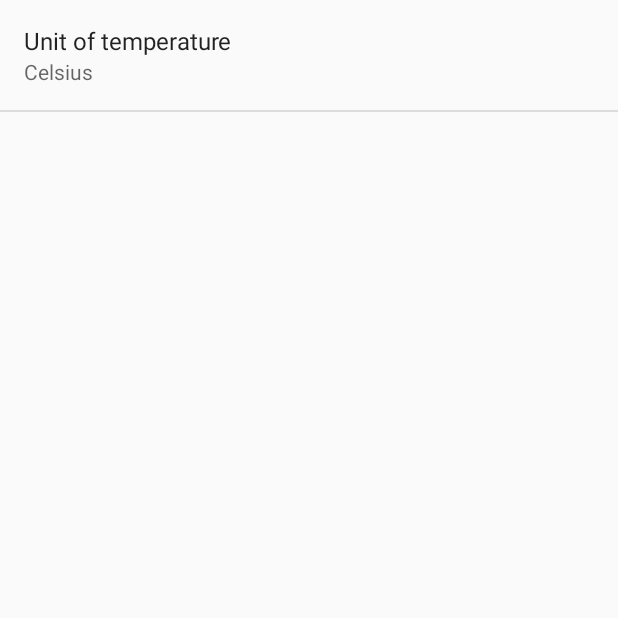
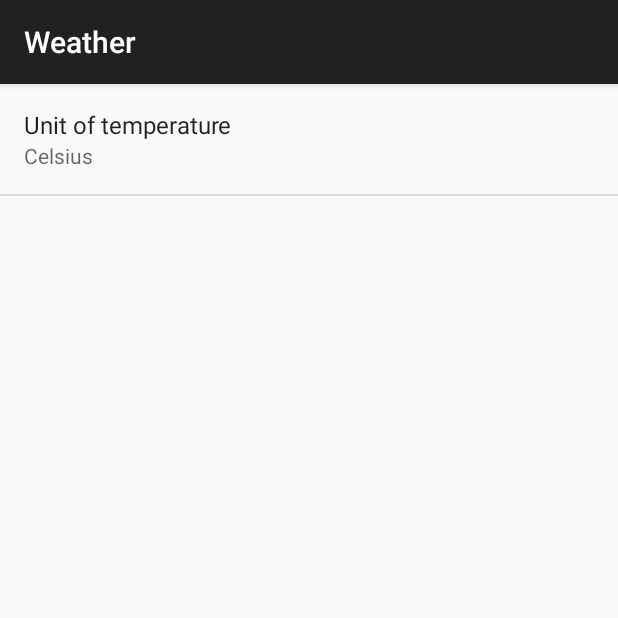
Before and after one commit to cnkaptan/Weather, an Android app: the screen it shows after launch (PrefActivity), in the options menu, after a tap on "Setting", on a phone screen of 412 x 824 dp, the top half of it. Run offline under Robolectric (Android 15) with nearby library versions, the phone set to English and light mode, and no system bars; our stand-ins replace ButterKnife, Picasso; libraries missing offline, so code that uses them is left out: com.afollestad.materialdialogs, retrofit.client; pictures from the network do not load; 5 statements that could not run were skipped.

Commit message:
added actionbar to pref screen but couldnt customize

```diff
--- a/app/src/main/java/com/cihankaptan/weather/android/ui/MainActivity.java
+++ b/app/src/main/java/com/cihankaptan/weather/android/ui/MainActivity.java
@@ -9,6 +9,7 @@ import android.content.Context;
 import android.content.Intent;
 import android.content.SharedPreferences;
 import android.content.res.Configuration;
+import android.content.res.TypedArray;
 import android.location.Location;
 import android.location.LocationManager;
 import android.net.ConnectivityManager;
@@ -85,12 +86,15 @@ public class MainActivity extends AppCompatActivity  implements
     private CurrentWeatherResponse todayWR;
     private WeeklyWeatherResponse weeklyWR;
     private Gson gson;
+    private int mActionBarSize;
 
     @Override
     public void onCreate(Bundle savedInstanceState) {
         super.onCreate(savedInstanceState);
         setContentView(R.layout.activity_main);
         ButterKnife.inject(this);
+
+
 
         GsonBuilder gsonBuilder = new GsonBuilder();
         gson = gsonBuilder.create();
@@ -112,6 +116,8 @@ public class MainActivity extends AppCompatActivity  implements
 
         mTitle = mDrawerTitle = getTitle();
         actionBar = getSupportActionBar();
+
+
 
         actionBar.setBackgroundDrawable(getResources().getDrawable(R.color.blue));
 
@@ -152,6 +158,11 @@ public class MainActivity extends AppCompatActivity  implements
         super.onResume();
         Log.e(TAG, "onStart");
         mGoogleApiClient.connect();
+
+        final TypedArray styledAttributes = getTheme().obtainStyledAttributes(
+                new int[] { android.R.attr.actionBarSize });
+        mActionBarSize = (int) styledAttributes.getDimension(0, 0);
+
 
         gpsLocation = locationManager.getLastKnownLocation(LocationManager.GPS_PROVIDER);
         getDataAndSetUI(gpsLocation);
@@ -259,6 +270,7 @@ public class MainActivity extends AppCompatActivity  implements
             case R.id.action_settings:
                 Intent intent = new Intent(getApplicationContext(), PrefActivity.class);
                 intent.putExtra(SearchManager.QUERY, actionBar.getTitle());
+                intent.putExtra("actionManager",mActionBarSize);
 
                 if (intent.resolveActivity(getPackageManager()) != null) {
                     startActivityForResult(intent, 0);
--- a/app/src/main/java/com/cihankaptan/weather/android/ui/PrefActivity.java
+++ b/app/src/main/java/com/cihankaptan/weather/android/ui/PrefActivity.java
@@ -1,7 +1,16 @@
 package com.cihankaptan.weather.android.ui;
 
+import android.content.res.Configuration;
 import android.os.Bundle;
 import android.preference.PreferenceActivity;
+import android.support.annotation.LayoutRes;
+import android.support.annotation.Nullable;
+import android.support.v7.app.ActionBar;
+import android.support.v7.app.AppCompatDelegate;
+import android.support.v7.widget.Toolbar;
+import android.view.MenuInflater;
+import android.view.View;
+import android.view.ViewGroup;
 
 import com.cihankaptan.weather.R;
 
@@ -11,13 +20,94 @@ import com.cihankaptan.weather.R;
  */
 public class PrefActivity extends PreferenceActivity {
 
+    private AppCompatDelegate mDelegate;
+
     @Override
     protected void onCreate(Bundle savedInstanceState) {
-        // TODO Auto-generated method stub
+        getDelegate().installViewFactory();
+        getDelegate().onCreate(savedInstanceState);
         super.onCreate(savedInstanceState);
+
         addPreferencesFromResource(R.xml.preferences);
     }
 
+    @Override
+    protected void onPostCreate(Bundle savedInstanceState) {
+        super.onPostCreate(savedInstanceState);
+        getDelegate().onPostCreate(savedInstanceState);
+    }
 
+    public ActionBar getSupportActionBar() {
+        return getDelegate().getSupportActionBar();
+    }
 
+    public void setSupportActionBar(@Nullable Toolbar toolbar) {
+        getDelegate().setSupportActionBar(toolbar);
+    }
+
+    @Override
+    public MenuInflater getMenuInflater() {
+        return getDelegate().getMenuInflater();
+    }
+
+    @Override
+    public void setContentView(@LayoutRes int layoutResID) {
+        getDelegate().setContentView(layoutResID);
+    }
+
+    @Override
+    public void setContentView(View view) {
+        getDelegate().setContentView(view);
+    }
+
+    @Override
+    public void setContentView(View view, ViewGroup.LayoutParams params) {
+        getDelegate().setContentView(view, params);
+    }
+
+    @Override
+    public void addContentView(View view, ViewGroup.LayoutParams params) {
+        getDelegate().addContentView(view, params);
+    }
+
+    @Override
+    protected void onPostResume() {
+        super.onPostResume();
+        getDelegate().onPostResume();
+    }
+
+    @Override
+    protected void onTitleChanged(CharSequence title, int color) {
+        super.onTitleChanged(title, color);
+        getDelegate().setTitle(title);
+    }
+
+    @Override
+    public void onConfigurationChanged(Configuration newConfig) {
+        super.onConfigurationChanged(newConfig);
+        getDelegate().onConfigurationChanged(newConfig);
+    }
+
+    @Override
+    protected void onStop() {
+        super.onStop();
+        getDelegate().onStop();
+    }
+
+    @Override
+    protected void onDestroy() {
+        super.onDestroy();
+        getDelegate().onDestroy();
+    }
+
+    public void invalidateOptionsMenu() {
+        getDelegate().invalidateOptionsMenu();
+    }
+
+    private AppCompatDelegate getDelegate() {
+        if (mDelegate == null) {
+            mDelegate = AppCompatDelegate.create(this, null);
+        }
+        return mDelegate;
+    }
 }
```
Also changed, not shown: app/src/main/res/layout/activity_pref.xml (+9 -3 lines).
